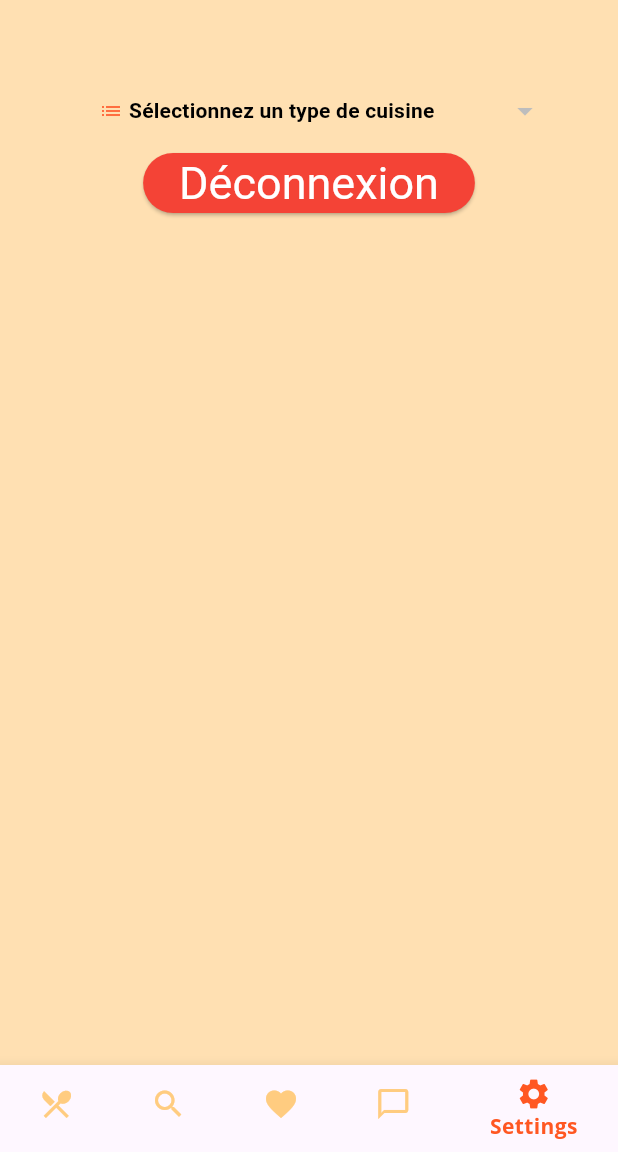
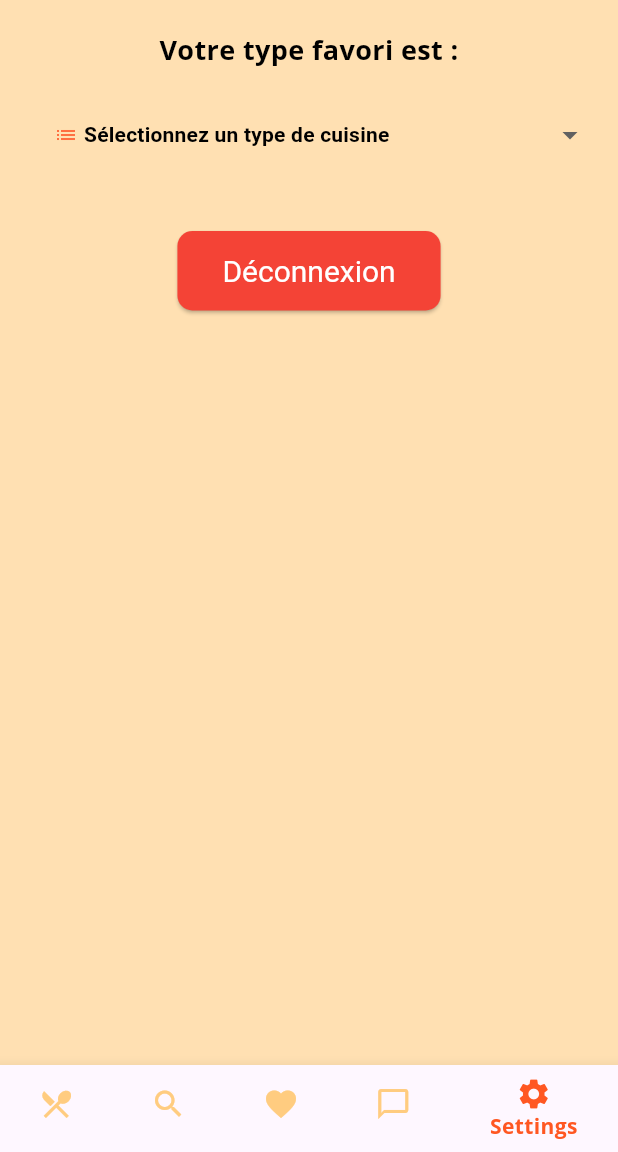
Before and after one commit to Kyxtaka/SAEmobile, a Flutter app: the SettingsScreen screen opened by its route, on a phone screen of 412 x 824 dp, the part 84-1236 px from its top. Run offline on Flutter 3.47's test engine with Material 3 defaults, Android fonts, the light colour scheme and no system bars; drawn by our look-alikes of dropdown_button2; our stand-ins replace flutter_dotenv, flutter_form_builder, flutter_rating_bar, flutter_secure_storage, go_router, google_fonts and 5 more; accounts and stored records are empty.

Commit message:
ajout type preferee

```diff
--- a/lib/UI/settings.dart
+++ b/lib/UI/settings.dart
@@ -31,42 +31,79 @@ class _SettingsScreenState extends State<SettingsScreen> {
     _loadUserTypePreference();
   }
 
+  /// recupere le type preferee dans les shared preferences
   void _loadUserTypePreference() async {
     String? type = await userViewModel.getTypePreferee();
     setState(() {
-      selectedType = type ?? "";
+      selectedType = type ?? "non renseigné";
     });
   }
 
 
   @override
   Widget build(BuildContext context) {
-    // TODO: implement build
+
     return Scaffold(
       appBar: Header.create(),
-      bottomNavigationBar: new Footer().create(context),
+      bottomNavigationBar: Footer().create(context),
       body: Center(
         child: Padding(
-          padding: EdgeInsets.all(50.0),
+          padding: const EdgeInsets.all(20.0),
           child: Column(
             mainAxisAlignment: MainAxisAlignment.start,
+            crossAxisAlignment: CrossAxisAlignment.center,
             children: [
-              DropdownTypeCuisine(typeCuisines: [], onChanged: (TypeCuisine? value) {  },),
+              Text(
+                "Votre type favori est : $selectedType",
+                style: const TextStyle(fontSize: 18, fontWeight: FontWeight.bold),
+                textAlign: TextAlign.center,
+              ),
+              const SizedBox(height: 20),
+
+              FutureBuilder<List<TypeCuisine>>(
+                future: apiTypes.getAllTypeCuisine(),
+                builder: (context, snapshot) {
+                  if (snapshot.connectionState == ConnectionState.waiting) {
+                    return const CircularProgressIndicator();
+                  } else if (snapshot.hasError) {
+                    return Text(
+                      "Erreur : ${snapshot.error}",
+                      style: const TextStyle(color: Colors.red),
+                    );
+                  } else if (snapshot.hasData && snapshot.data!.isNotEmpty) {
+                    return DropdownTypeCuisine(
+                      typeCuisines: snapshot.data!,
+                      onChanged: (TypeCuisine? value) {
+                        if (value != null) {
+                          setState(() {
+                            selectedType = value.cuisine;
+                            userViewModel.setTypePreferee(selectedType);
+                          });
+                        }
+                      },
+                    );
+                  }
+                  return const Text("Aucune cuisine disponible.");
+                },
+              ),
+
+              const SizedBox(height: 40),
 
               ElevatedButton(
                 style: ElevatedButton.styleFrom(
-                    textStyle: TextStyle(fontSize: 20),
-                    backgroundColor: Colors.red
+                  textStyle: const TextStyle(fontSize: 20),
+                  backgroundColor: Colors.red,
+                  padding: const EdgeInsets.symmetric(horizontal: 30, vertical: 15),
+                  shape: RoundedRectangleBorder(
+                    borderRadius: BorderRadius.circular(10),
+                  ),
                 ),
-                onPressed: () async => {
-                  await userViewModel.setDisconnection()
+                onPressed: () async {
+                  await userViewModel.setDisconnection();
                 },
                 child: const Text(
                   'Déconnexion',
-                  style: TextStyle(
-                      fontSize: 30,
-                      color: Colors.white
-                  ),
+                  style: TextStyle(fontSize: 20, color: Colors.white),
                 ),
               ),
             ],
@@ -74,5 +111,6 @@ class _SettingsScreenState extends State<SettingsScreen> {
         ),
       ),
     );
+
   }
 }
```
